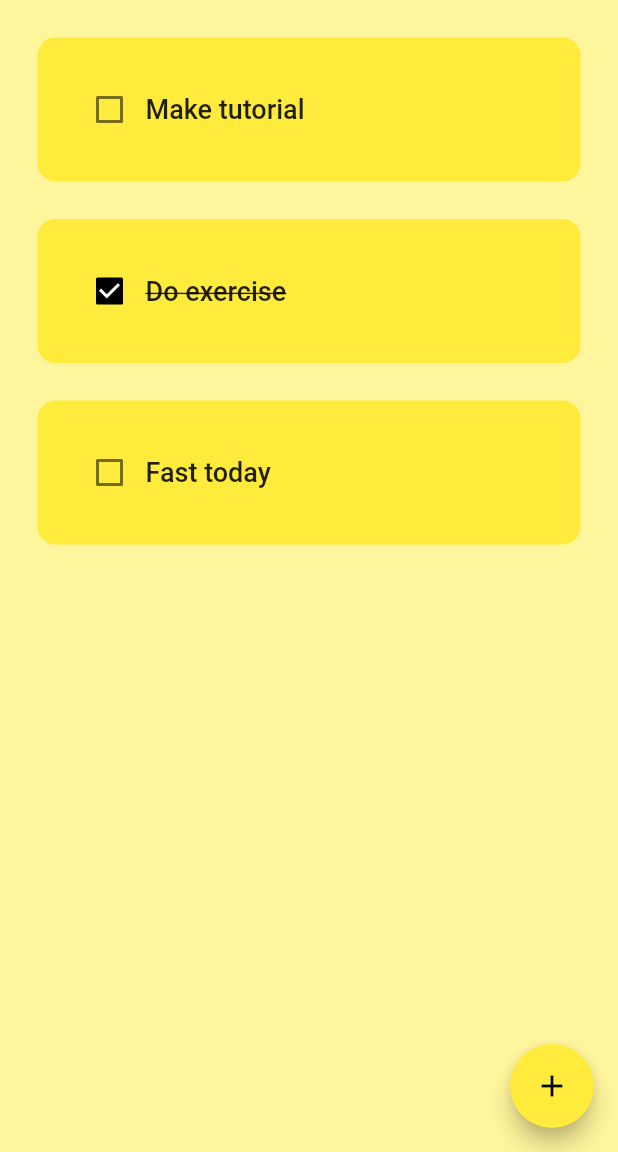
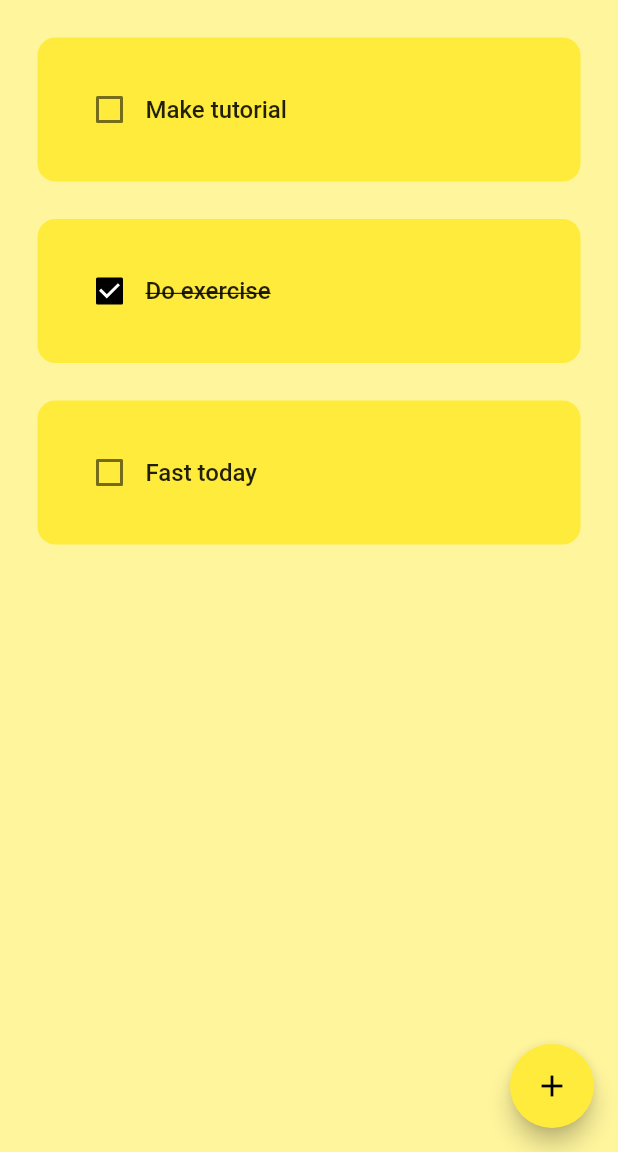
Before and after one commit to KarshKodes2/Flutter_Tasklist_Todo, a Flutter app: the screen it shows after launch, on a phone screen of 412 x 824 dp, the part 84-1236 px from its top. Run offline on Flutter 3.47's test engine with Material 2 defaults, Android fonts, the phone set to English and light mode, and no system bars; drawn by our look-alikes of flutter_slidable; our stand-ins replace hive, hive_flutter; accounts and stored records are empty.

Commit message:
Fix text overflow - Wrap text Fix delete task on to do

```diff
--- a/lib/pages/TodoHome.dart
+++ b/lib/pages/TodoHome.dart
@@ -85,7 +85,7 @@ class _TodoHomeState extends State<TodoHome> {
             taskName: db.toDoList[index][0],
             taskCompleted: db.toDoList[index][1],
             onChanged: (value) => checkBoxChanged(value, index),
-            deleteFuntion: (context) => deleteTask,
+            deleteFuntion: (context) => deleteTask(index),
           );
         },
       ),
--- a/lib/utils/todo_tile.dart
+++ b/lib/utils/todo_tile.dart
@@ -40,14 +40,16 @@ class TodoTile extends StatelessWidget {
                 onChanged: onChanged,
                 activeColor: Colors.black,
               ),
-              Text(
+              Flexible(
+                child: Text(
                   taskName,
                   style: TextStyle(
-                    fontSize: 18,
+                      fontSize: 16,
                       fontWeight: FontWeight.w500,
                       decoration: taskCompleted
                           ? TextDecoration.lineThrough
                           : TextDecoration.none),
+                ),
               ),
             ],
           ),
```
Lines whose indentation alone changed are shown as unchanged.
